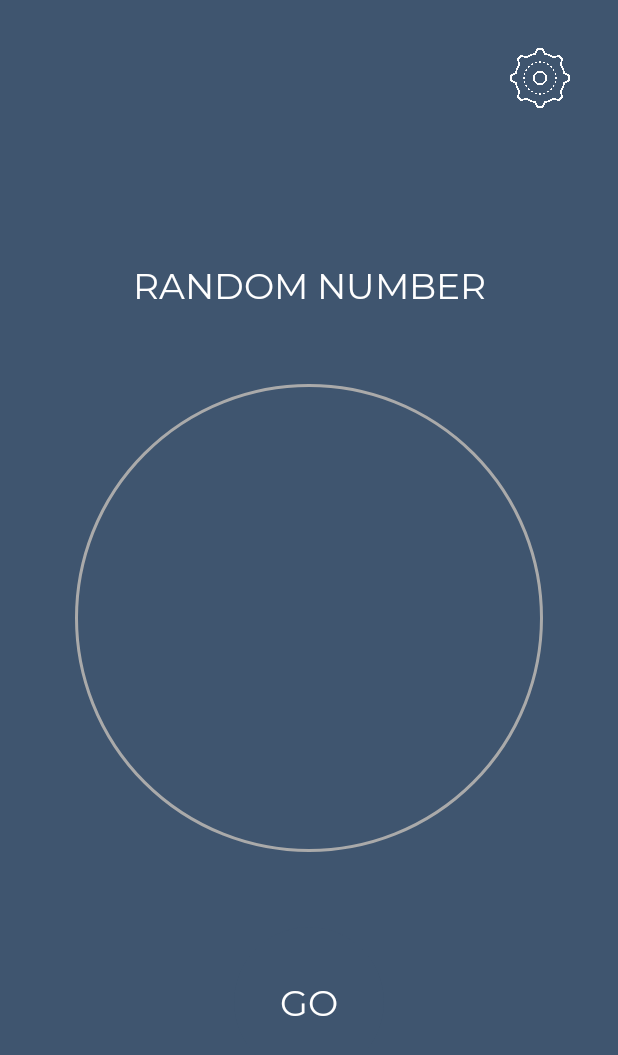
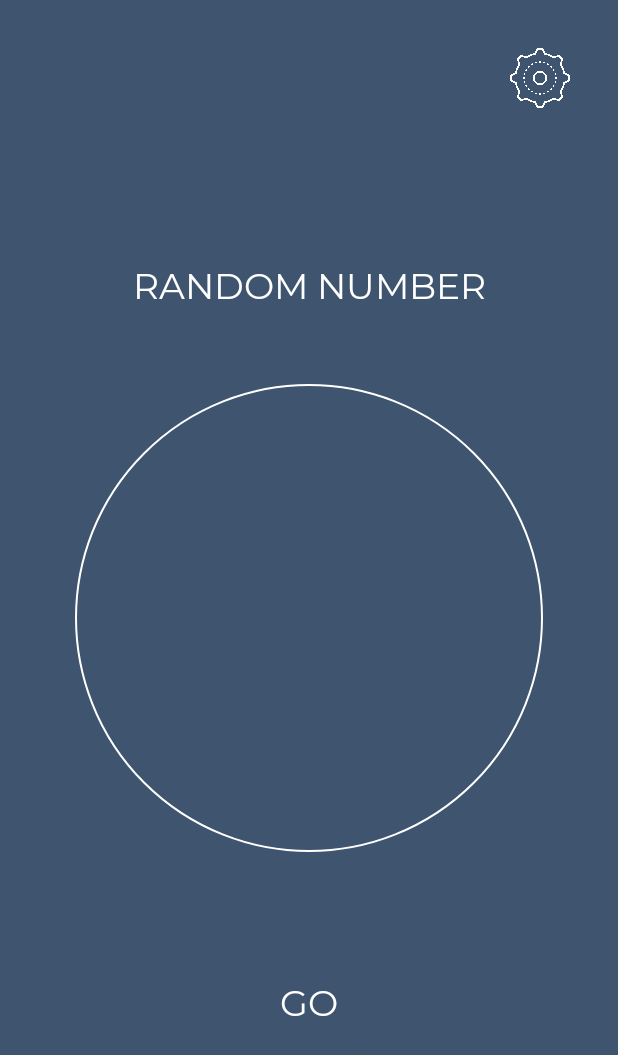
Before and after one commit to KenjiTakahashi-Rial/Randomness, an Android app: the RandomIntegerActivity screen opened directly, with no data from a screen before it, on a phone screen of 412 x 824 dp. Shown: the top 1055 px of the screen. Run offline under Robolectric (Android 15) with nearby library versions, the phone set to English and light mode, and no system bars.

Commit message:
Modified circle outline to be thinner and pure white

```diff
--- a/app/src/main/res/drawable/circle_outline.xml
+++ b/app/src/main/res/drawable/circle_outline.xml
@@ -8,6 +8,6 @@
     <solid android:color="@android:color/transparent" />
 
     <stroke
-        android:width="2dp"
-        android:color="@android:color/darker_gray" />
+        android:width="1dp"
+        android:color="@android:color/white" />
 </shape>
```
